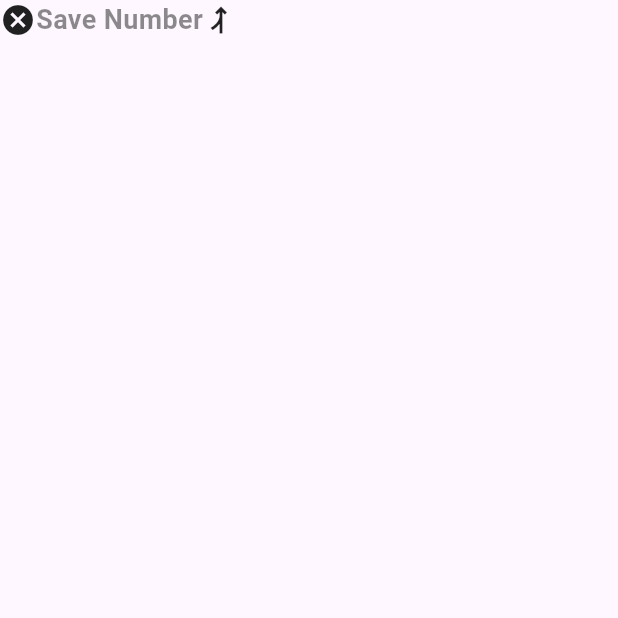
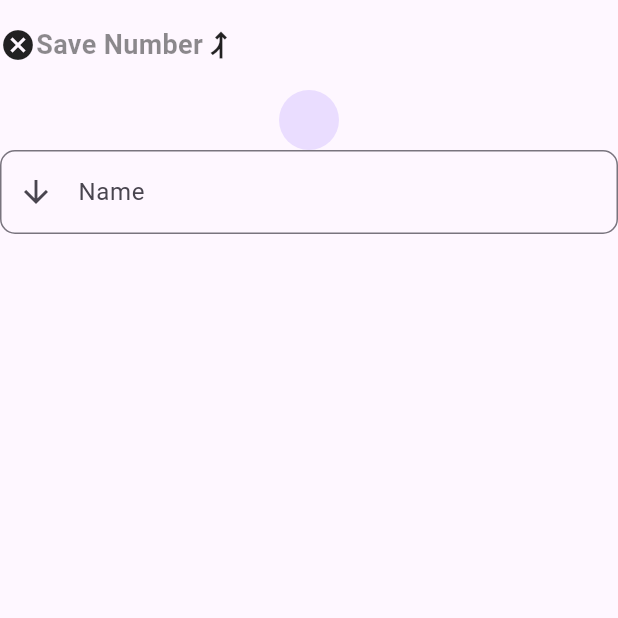
Before and after one commit to mynulyt/Flutter-UI-Design, a Flutter app: the AddContact screen opened directly, on a phone screen of 412 x 824 dp, the top half of it. Run offline on Flutter 3.47's test engine with Material 3 defaults, Android fonts, the phone set to English and light mode, and no system bars.

Commit message:
save contact

```diff
--- a/lib/contact_list/pages/add_contact.dart
+++ b/lib/contact_list/pages/add_contact.dart
@@ -8,7 +8,10 @@ class AddContact extends StatelessWidget {
     return Scaffold(
       body: Column(
         children: [
-          Row(
+          SizedBox(
+            height: 60,
+            width: 450,
+            child: Row(
               children: [
                 Icon(Icons.cancel),
                 Text(
@@ -22,6 +25,17 @@ class AddContact extends StatelessWidget {
                 Icon(Icons.ramp_right),
               ],
             ),
+          ),
+          CircleAvatar(),
+          TextField(
+            decoration: InputDecoration(
+              label: Text("Name"),
+              prefixIcon: Icon(Icons.arrow_downward),
+              border: OutlineInputBorder(
+                borderRadius: BorderRadius.circular(10),
+              ),
+            ),
+          ),
         ],
       ),
     );
```
Lines whose indentation alone changed are shown as unchanged.
